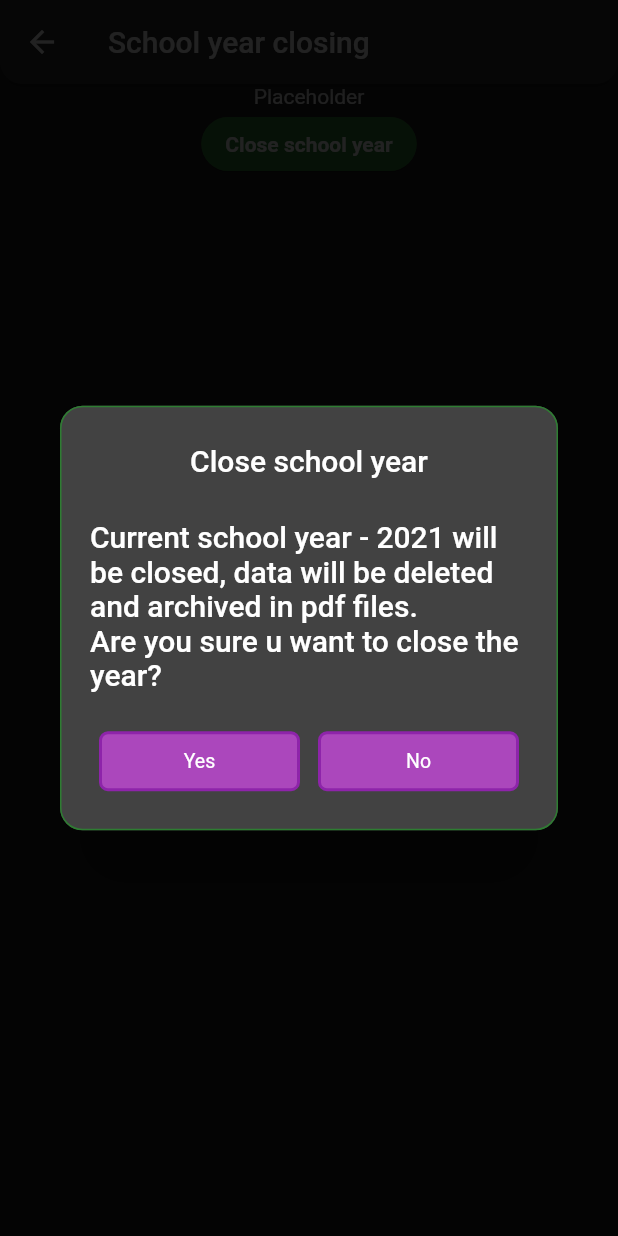
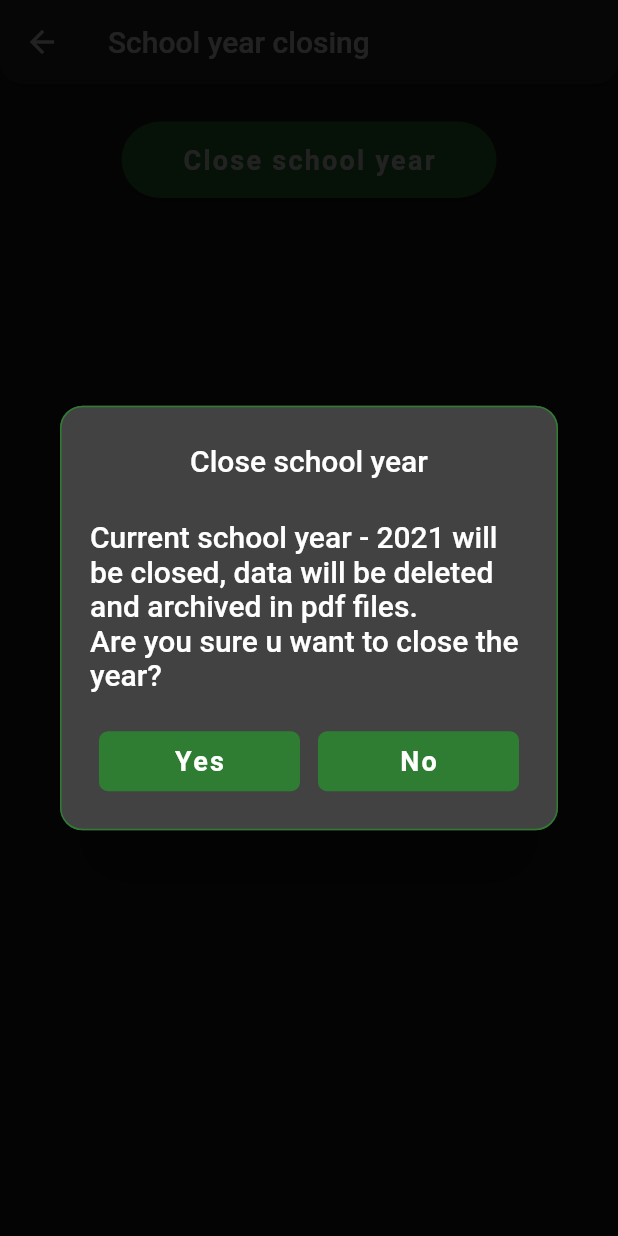
Before and after one commit to Sekarre/eDiaryMobile, a Flutter app: the SchoolYearCloseWidget screen opened directly, after a tap on "Close school year", on a phone screen of 412 x 824 dp. Run offline on Flutter 3.47's test engine with Material 2 defaults, Android fonts, the phone set to English and light mode, and no system bars; drawn by our look-alikes of rflutter_alert; our stand-ins replace flutter_secure_storage, open_file, permission_handler, readmore; missing offline and left inert: downloads_path_provider_28; accounts and stored records are empty; network calls fail.

Commit message:
past year and close year stylisation

```diff
--- a/e_diary_mobile/lib/schoolyears/widgets/grid_item.dart
+++ b/e_diary_mobile/lib/schoolyears/widgets/grid_item.dart
@@ -55,7 +55,7 @@ class _GridItemState extends State<GridItem> {
               padding: EdgeInsets.all(8.0),
               child: Icon(
                 Icons.check_circle,
-                color: Colors.blue,
+                color: Color(0xFF2E7D32),
               ),
             ),
           )
--- a/e_diary_mobile/lib/schoolyears/widgets/school_year_close.dart
+++ b/e_diary_mobile/lib/schoolyears/widgets/school_year_close.dart
@@ -37,14 +37,30 @@ class _SchoolYearCloseWidget extends State<SchoolYearCloseWidget> {
     return Center(
       child: Column(
         children: <Widget>[
-          Text('Placeholder'),
-          ElevatedButton(
-            onPressed: _isPerformingAction ? null : () {
-              _openPopup(context);
-            },
-            child: _isPerformingAction ? CircularProgressIndicator() : Text('Close school year'),
-            style: elevatedButtonStyle,
-          )
+          Container(
+            padding: EdgeInsets.symmetric(vertical:25.0),
+            width: 250,
+            child: RaisedButton(
+              elevation: 5.0,
+              onPressed: _isPerformingAction ? null : () {
+                _openPopup(context);
+              },
+              padding: EdgeInsets.all(15.0),
+              shape: RoundedRectangleBorder(
+                borderRadius: BorderRadius.circular(30.0),
+              ),
+              color: Color(0xFF2E7D32),
+              child: Text(
+                'Close school year',
+                style: TextStyle(
+                  color: Colors.white,
+                  letterSpacing: 1.5,
+                  fontSize: 18.0,
+                  fontWeight: FontWeight.bold,
+                ),
+              ),
+            ),
+          ),
         ],
       ),
     );
@@ -78,30 +94,30 @@ class _SchoolYearCloseWidget extends State<SchoolYearCloseWidget> {
                     "Could not close the school year. \nTry again later");
               }
             },
-            color: Color(0xFFAB47BC),
-            border: Border.all(
-                color: Color(0xFF8E24AA), width: 2.0, style: BorderStyle.solid),
+            color: Color(0xFF2E7D32),
             child: const Text(
               "Yes",
               style: TextStyle(
-                  color: Colors.white,
-                  fontSize: 13,
-                  fontWeight: FontWeight.normal),
+                color: Colors.white,
+                letterSpacing: 1.5,
+                fontSize: 18.0,
+                fontWeight: FontWeight.bold,
+              ),
             ),
           ),
           DialogButton(
             onPressed: () async {
               Navigator.of(buildContext, rootNavigator: true).pop();
             },
-            color: Color(0xFFAB47BC),
-            border: Border.all(
-                color: Color(0xFF8E24AA), width: 2.0, style: BorderStyle.solid),
+            color: Color(0xFF2E7D32),
             child: const Text(
               "No",
               style: TextStyle(
-                  color: Colors.white,
-                  fontSize: 13,
-                  fontWeight: FontWeight.normal),
+                color: Colors.white,
+                letterSpacing: 1.5,
+                fontSize: 18.0,
+                fontWeight: FontWeight.bold,
+              ),
             ),
           )
         ]).show();
```
Also changed, not shown: e_diary_mobile/lib/schoolyears/widgets/past_school_years.dart (+19 -11 lines).
